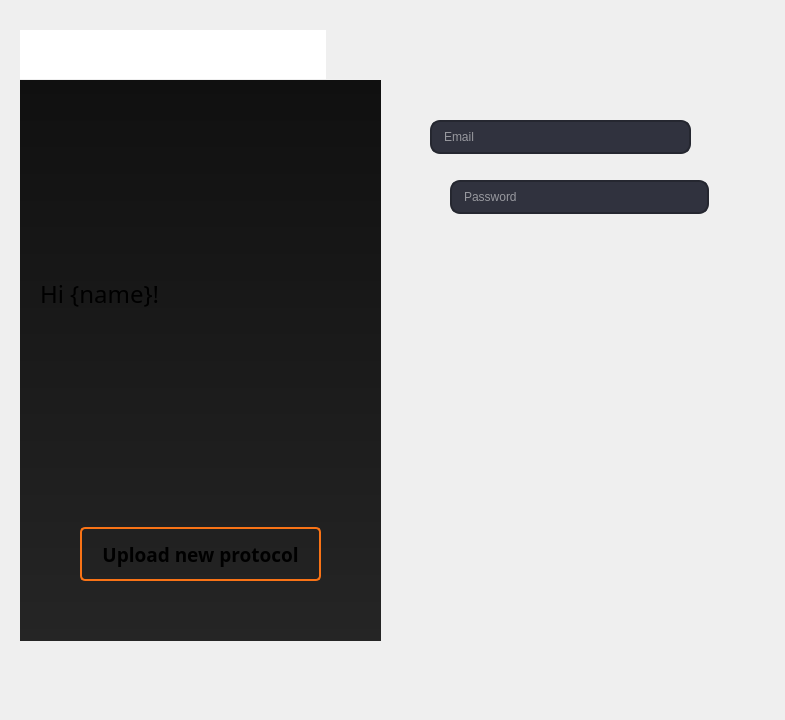
This is userpanel.ui in Ph4sm4/FinelogApp as Qt 5 draws it before an edit. The edited form follows.
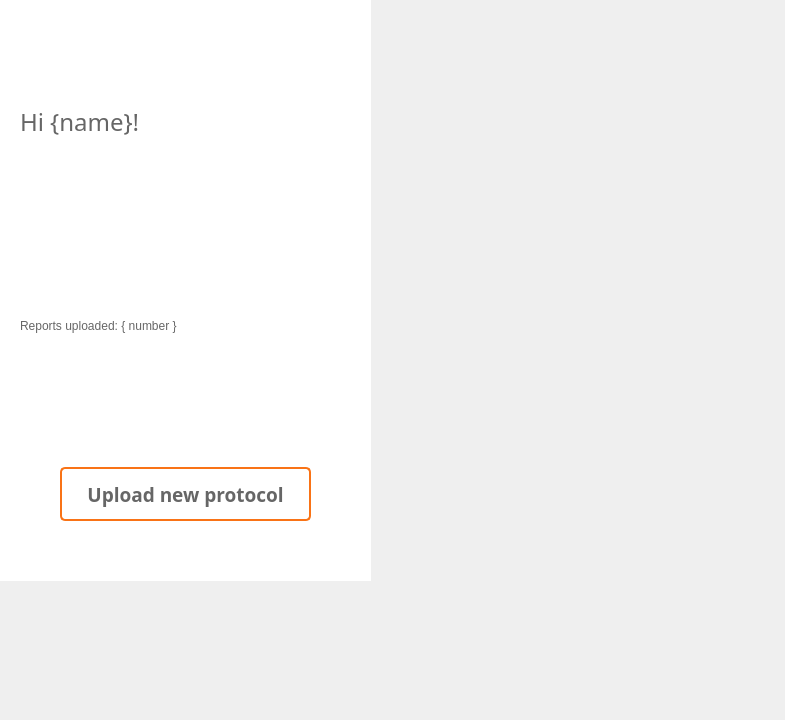
This is the edited form. Icons and pictures are not drawn.

Commit message: design changed to white, upanel connected

The edit to the form file:
```diff
--- a/userpanel.ui
+++ b/userpanel.ui
@@ -16,10 +16,10 @@
   <widget class="QStackedWidget" name="pagination">
    <property name="geometry">
     <rect>
-     <x>20</x>
-     <y>80</y>
-     <width>361</width>
-     <height>561</height>
+     <x>0</x>
+     <y>0</y>
+     <width>371</width>
+     <height>581</height>
     </rect>
    </property>
    <property name="styleSheet">
@@ -78,7 +78,7 @@
    <widget class="QWidget" name="dashboard">
     <property name="styleSheet">
      <string notr="true">QWidget {
-background-color: qlineargradient(x1:0, y1:0, x2:0, y2:1, stop:0 #101010, stop:1 #252525);
+background-color: white;
 }</string>
     </property>
     <layout class="QVBoxLayout" name="verticalLayout">
@@ -100,22 +100,40 @@
      <item>
       <layout class="QHBoxLayout" name="horizontalLayout">
        <item>
-        <widget class="QLabel" name="label">
-         <property name="font">
-          <font>
-           <family>Microsoft JhengHei</family>
-           <pointsize>18</pointsize>
-          </font>
-         </property>
-         <property name="styleSheet">
-          <string notr="true">QLabel {
+        <layout class="QVBoxLayout" name="verticalLayout_2">
+         <item>
+          <widget class="QLabel" name="label">
+           <property name="font">
+            <font>
+             <family>Microsoft JhengHei</family>
+             <pointsize>18</pointsize>
+            </font>
+           </property>
+           <property name="styleSheet">
+            <string notr="true">QLabel {
 background: transparent;
+color: rgb(102, 102, 102);
 }</string>
-         </property>
-         <property name="text">
-          <string>Hi {name}!</string>
-         </property>
-        </widget>
+           </property>
+           <property name="text">
+            <string>Hi {name}!</string>
+           </property>
+          </widget>
+         </item>
+         <item>
+          <widget class="QLabel" name="label_4">
+           <property name="styleSheet">
+            <string notr="true">QLabel {
+background: transparent;
+color: rgb(102, 102, 102);
+}</string>
+           </property>
+           <property name="text">
+            <string>Reports uploaded: { number }</string>
+           </property>
+          </widget>
+         </item>
+        </layout>
        </item>
        <item>
         <widget class="QLabel" name="label_2">
@@ -168,6 +186,7 @@
 margin-left: 40%;
 margin-right: 40%;
 border-radius: 5px;
+color: rgb(102, 102, 102);
 }</string>
        </property>
        <property name="text">
@@ -411,125 +430,6 @@
     </layout>
    </widget>
   </widget>
-  <widget class="QLabel" name="finelogLogo">
-   <property name="geometry">
-    <rect>
-     <x>20</x>
-     <y>30</y>
-     <width>306</width>
-     <height>49</height>
-    </rect>
-   </property>
-   <property name="minimumSize">
-    <size>
-     <width>0</width>
-     <height>49</height>
-    </size>
-   </property>
-   <property name="baseSize">
-    <size>
-     <width>304</width>
-     <height>49</height>
-    </size>
-   </property>
-   <property name="styleSheet">
-    <string notr="true">QLabel {
-background-color: white;
-padding-left: 20px;
-padding-right: 20px;
-}
-</string>
-   </property>
-   <property name="text">
-    <string/>
-   </property>
-   <property name="pixmap">
-    <pixmap resource="Images.qrc">:/logos/content/finelog-logo.png</pixmap>
-   </property>
-   <property name="scaledContents">
-    <bool>false</bool>
-   </property>
-  </widget>
-  <widget class="QLineEdit" name="emailEdit">
-   <property name="geometry">
-    <rect>
-     <x>410</x>
-     <y>120</y>
-     <width>301</width>
-     <height>34</height>
-    </rect>
-   </property>
-   <property name="styleSheet">
-    <string notr="true">QLineEdit {
-border: 2px solid rgb(37, 39, 48);
-border-radius: 10px;
-color: #FFF;
-padding-left: 10px;
-padding-right: 10px;
-background-color: rgb(48, 50, 62);
-height: 30px;
-margin-left: 20px;
-margin-right: 20px;
-}
-
-QLineEdit:focus {
-border: 2px solid rgb(249, 115, 22);
-background-color: rgb(43, 45, 56);
-}</string>
-   </property>
-   <property name="text">
-    <string/>
-   </property>
-   <property name="placeholderText">
-    <string>Email</string>
-   </property>
-  </widget>
-  <widget class="QLineEdit" name="passwordEdit">
-   <property name="geometry">
-    <rect>
-     <x>430</x>
-     <y>180</y>
-     <width>299</width>
-     <height>34</height>
-    </rect>
-   </property>
-   <property name="sizePolicy">
-    <sizepolicy hsizetype="Expanding" vsizetype="Fixed">
-     <horstretch>0</horstretch>
-     <verstretch>0</verstretch>
-    </sizepolicy>
-   </property>
-   <property name="styleSheet">
-    <string notr="true">QLineEdit {
-border: 2px solid rgb(37, 39, 48);
-border-radius: 10px;
-color: #FFF;
-padding-left: 10px;
-padding-right: 10px;
-background-color: rgb(48, 50, 62);
-height: 30px;
-margin-left: 20px;
-margin-right: 20px;
-}
-
-QLineEdit:focus {
-border: 2px solid rgb(249, 115, 22);
-background-color: rgb(43, 45, 56);
-}</string>
-   </property>
-   <property name="text">
-    <string/>
-   </property>
-   <property name="echoMode">
-    <enum>QLineEdit::Password</enum>
-   </property>
-   <property name="placeholderText">
-    <string>Password</string>
-   </property>
-   <property name="clearButtonEnabled">
-    <bool>false</bool>
-   </property>
-  </widget>
  </widget>
  <resources>
   <include location="Images.qrc"/>
```
Left out of the diff: 7 changed lines with no effect on the pictures. The commit also changes 7 other files.
